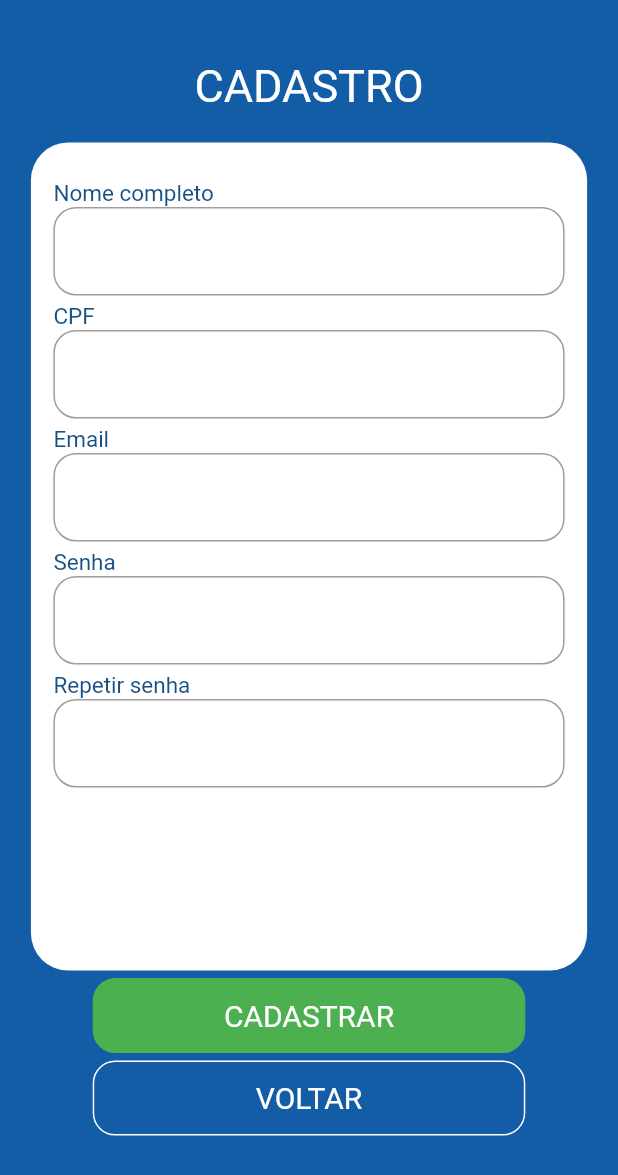
After one commit to rodriguesJeff/hackccr_profissionaliza_jovem, a Flutter app: the RegisterView screen opened by its route, on a phone screen of 412 x 824 dp. The commit adds this screen. Shown: the top 1175 px of the screen. Run offline on Flutter 3.47's test engine with Material 2 defaults, Android fonts, the phone set to English and light mode, and no system bars; our stand-ins replace get.

Commit message:
criado tela de cadastro e terminado tela de login

```diff
--- a/lib/app/modules/login/views/login_view.dart
+++ b/lib/app/modules/login/views/login_view.dart
@@ -1,4 +1,5 @@
 import 'package:flutter/material.dart';
+import 'package:get/get.dart';
 import 'package:get/get_state_manager/get_state_manager.dart';
 import 'package:hackccr_profissionaliza_jovem/app/shared/utils.dart';
 
@@ -7,10 +8,18 @@ class LoginView extends GetView {
   Widget build(BuildContext context) {
     return Scaffold(
       backgroundColor: Utils.primaryColor,
-      body: Center(
+      body: SingleChildScrollView(
+        child: Center(
           child: Column(
             mainAxisAlignment: MainAxisAlignment.spaceBetween,
             children: [
+              SizedBox(height: 30.0),
+              Image(
+                width: 150.0,
+                height: 150.0,
+                image: AssetImage(logo),
+              ),
+              SizedBox(height: 20.0),
               Container(
                   width: MediaQuery.of(context).size.width * 0.9,
                   height: MediaQuery.of(context).size.height * 0.7,
@@ -33,12 +42,6 @@ class LoginView extends GetView {
                         ),
                         SizedBox(height: 10.0),
                         TextFormField(
-                        validator: (value) {
-                          if (value.isEmpty) {
-                            return 'Campo não pode ser vazio';
-                          }
-                          return null;
-                        },
                           decoration: InputDecoration(
                             prefixIcon: Padding(
                               padding: EdgeInsets.all(10.0),
@@ -59,12 +62,7 @@ class LoginView extends GetView {
                         ),
                         SizedBox(height: 10.0),
                         TextFormField(
-                        validator: (value) {
-                          if (value.isEmpty) {
-                            return 'Campo não pode ser vazio';
-                          }
-                          return null;
-                        },
+                          obscureText: true,
                           decoration: InputDecoration(
                             prefixIcon: Padding(
                               padding: EdgeInsets.all(10.0),
@@ -125,7 +123,9 @@ class LoginView extends GetView {
                         SizedBox(height: 10.0),
                         Divider(height: 6, color: Utils.greyDark),
                         SizedBox(height: 10.0),
-                      Container(
+                        GestureDetector(
+                          onTap: () {Get.toNamed('/register');},
+                          child: Container(
                             width: 300.0,
                             height: 55.0,
                             decoration: BoxDecoration(
@@ -137,12 +137,14 @@ class LoginView extends GetView {
                             ),
                             child: Center(child: Text('CADASTRAR', style: TextStyle(color: Utils.darkBlue, fontSize: 20.0))),
                           ),
+                        ),
                       ],
                     ),
                   ))
             ],
           ),
         ),
+      ),
     );
   }
 }
--- /dev/null
+++ b/lib/app/modules/register/views/register_view.dart
@@ -0,0 +1,133 @@
+import 'package:flutter/material.dart';
+import 'package:get/get.dart';
+import 'package:hackccr_profissionaliza_jovem/app/shared/utils.dart';
+
+class RegisterView extends StatelessWidget {
+  @override
+  Widget build(BuildContext context) {
+    return Scaffold(
+        backgroundColor: Utils.primaryColor,
+        body: Center(
+          child: Column(
+            mainAxisAlignment: MainAxisAlignment.start,
+            children: [
+              SizedBox(height: 40.0),
+              Text('CADASTRO',
+                  style: TextStyle(color: Colors.white, fontSize: 30.0)),
+              SizedBox(height: 20.0),
+              Container(
+                width: MediaQuery.of(context).size.width * 0.9,
+                height: MediaQuery.of(context).size.height * 0.67,
+                decoration: BoxDecoration(
+                  color: Colors.white,
+                  borderRadius: BorderRadius.circular(25.0),
+                ),
+                child: Padding(
+                  padding: EdgeInsets.all(15.0),
+                  child: SingleChildScrollView(
+                    child: Column(
+                      crossAxisAlignment: CrossAxisAlignment.start,
+                      children: [
+                        SizedBox(height: 10.0),
+                        Text('Nome completo',
+                            style:
+                                TextStyle(color: Utils.darkBlue, fontSize: 15.0)),
+                        TextFormField(
+                          decoration: InputDecoration(
+                            border: OutlineInputBorder(
+                              borderSide:
+                                  BorderSide(width: 1, color: Utils.primaryColor),
+                              borderRadius: BorderRadius.circular(15),
+                            ),
+                          ),
+                        ),
+                        SizedBox(height: 5.0),
+                        Text('CPF',
+                            style:
+                                TextStyle(color: Utils.darkBlue, fontSize: 15.0)),
+                        TextFormField(
+                          decoration: InputDecoration(
+                            border: OutlineInputBorder(
+                              borderSide:
+                                  BorderSide(width: 1, color: Utils.primaryColor),
+                              borderRadius: BorderRadius.circular(15),
+                            ),
+                          ),
+                        ),
+                        SizedBox(height: 5.0),
+                        Text('Email',
+                            style:
+                                TextStyle(color: Utils.darkBlue, fontSize: 15.0)),
+                        TextFormField(
+                          decoration: InputDecoration(
+                            border: OutlineInputBorder(
+                              borderSide:
+                                  BorderSide(width: 1, color: Utils.primaryColor),
+                              borderRadius: BorderRadius.circular(15),
+                            ),
+                          ),
+                        ),
+                        SizedBox(height: 5.0),
+                        Text('Senha',
+                            style:
+                                TextStyle(color: Utils.darkBlue, fontSize: 15.0)),
+                        TextFormField(
+                          obscureText: true,
+                          decoration: InputDecoration(
+                            border: OutlineInputBorder(
+                              borderSide:
+                                  BorderSide(width: 1, color: Utils.primaryColor),
+                              borderRadius: BorderRadius.circular(15),
+                            ),
+                          ),
+                        ),
+                        SizedBox(height: 5.0),
+                        Text('Repetir senha',
+                            style:
+                                TextStyle(color: Utils.darkBlue, fontSize: 15.0)),
+                        TextFormField(
+                          obscureText: true,
+                          decoration: InputDecoration(
+                            border: OutlineInputBorder(
+                              borderSide:
+                                  BorderSide(width: 1, color: Utils.primaryColor),
+                              borderRadius: BorderRadius.circular(15),
+                            ),
+                          ),
+                        ),
+                      ],
+                    ),
+                  ),
+                ),
+              ),
+              SizedBox(height: 5.0),
+              GestureDetector(
+                onTap: () {},
+                child: Container(
+                  width: MediaQuery.of(context).size.width * 0.7,
+                  height: 50.0,
+                  decoration: BoxDecoration(
+                    color: Utils.greenAction,
+                    borderRadius: BorderRadius.circular(15.0),
+                  ),
+                  child: Center(child: Text('CADASTRAR', style: TextStyle(color: Colors.white, fontSize: 20.0))),
+                ),
+              ),
+              SizedBox(height: 5.0),
+              GestureDetector(
+                onTap: () {Get.offAllNamed('/login');},
+                child: Container(
+                  width: MediaQuery.of(context).size.width * 0.7,
+                  height: 50.0,
+                  decoration: BoxDecoration(
+                    border: Border.all(width: 1, color: Colors.white),
+                    borderRadius: BorderRadius.circular(15.0),
+                  ),
+                  child: Center(child: Text('VOLTAR', style: TextStyle(color: Colors.white, fontSize: 20.0))),
+                ),
+              ),
+            ],
+          ),
+        ));
+  }
+}
--- a/lib/app/routes/app_pages.dart
+++ b/lib/app/routes/app_pages.dart
@@ -1,5 +1,6 @@
 import 'package:get/get.dart';
 import 'package:hackccr_profissionaliza_jovem/app/modules/init/views/init_view.dart';
+import 'package:hackccr_profissionaliza_jovem/app/modules/register/views/register_view.dart';
 import 'package:hackccr_profissionaliza_jovem/app/modules/splash/bindings/splash_bindings.dart';
 import 'package:hackccr_profissionaliza_jovem/app/modules/home/views/home_view.dart';
 import 'package:hackccr_profissionaliza_jovem/app/modules/login/views/login_view.dart';
@@ -32,6 +33,10 @@ class AppPages {
     GetPage(
       name: _Paths.INIT,
       page: () => InitiView(),
+    ),
+    GetPage(
+      name: _Paths.REGISTER,
+      page: () => RegisterView(),
     )
   ];
 }
--- a/lib/app/routes/app_routes.dart
+++ b/lib/app/routes/app_routes.dart
@@ -7,6 +7,7 @@ abstract class Routes {
   static const LOGIN = _Paths.LOGIN;
   static const PRESENTATION = _Paths.PRESENTATION;
   static const INIT = _Paths.INIT;
+  static const REGISTER = _Paths.REGISTER;
 }
 
 abstract class _Paths {
@@ -15,4 +16,5 @@ abstract class _Paths {
   static const LOGIN = '/login';
   static const PRESENTATION = '/presentation';
   static const INIT = '/init';
+  static const REGISTER = '/register';
 }
```
Also changed, not shown: assets/logo.png. Lines whose indentation alone changed are shown as unchanged.
